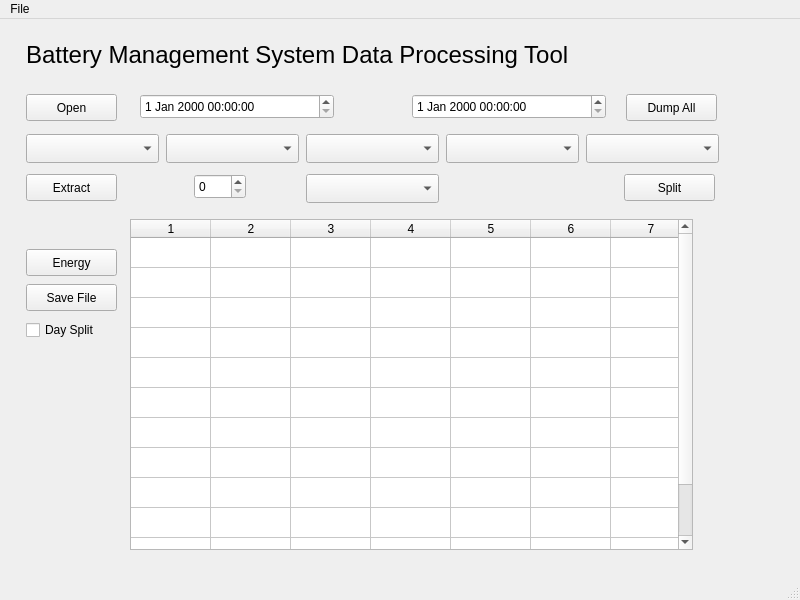
The window that data-processing/data-processing-main.ui (dmsherazi/Battery-Management-System) describes before a commit, drawn with Qt 5.
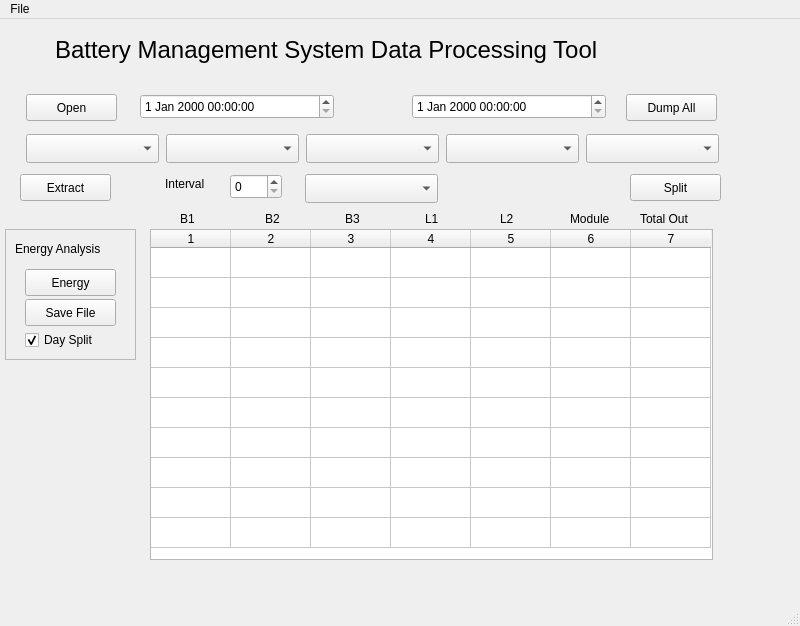
The same window after the commit.

Commit message: Improve energy balance with day split and file save

Patch:
```diff
--- a/data-processing/data-processing-main.ui
+++ b/data-processing/data-processing-main.ui
@@ -7,7 +7,7 @@
     <x>0</x>
     <y>0</y>
     <width>800</width>
-    <height>600</height>
+    <height>626</height>
    </rect>
   </property>
   <property name="windowTitle">
@@ -33,8 +33,8 @@
    <widget class="QLabel" name="label">
     <property name="geometry">
      <rect>
-      <x>26</x>
-      <y>15</y>
+      <x>55</x>
+      <y>10</y>
       <width>615</width>
       <height>41</height>
      </rect>
@@ -101,7 +101,7 @@
    <widget class="QPushButton" name="extractButton">
     <property name="geometry">
      <rect>
-      <x>26</x>
+      <x>20</x>
       <y>155</y>
       <width>91</width>
       <height>27</height>
@@ -117,7 +117,7 @@
    <widget class="QSpinBox" name="intervalSpinBox">
     <property name="geometry">
      <rect>
-      <x>194</x>
+      <x>230</x>
       <y>155</y>
       <width>52</width>
       <height>25</height>
@@ -130,7 +130,7 @@
    <widget class="QComboBox" name="intervalType">
     <property name="geometry">
      <rect>
-      <x>306</x>
+      <x>305</x>
       <y>155</y>
       <width>133</width>
       <height>29</height>
@@ -156,27 +156,11 @@
      <string>Dump All</string>
     </property>
    </widget>
-   <widget class="QPushButton" name="energyButton">
-    <property name="geometry">
-     <rect>
-      <x>26</x>
-      <y>230</y>
-      <width>91</width>
-      <height>27</height>
-     </rect>
-    </property>
-    <property name="toolTip">
-     <string>Energy balance (AH) for all batteries and sources over the given time interval</string>
-    </property>
-    <property name="text">
-     <string>Energy</string>
-    </property>
-   </widget>
    <widget class="QTableWidget" name="energyView">
     <property name="geometry">
      <rect>
-      <x>130</x>
-      <y>200</y>
+      <x>150</x>
+      <y>210</y>
       <width>563</width>
       <height>331</height>
      </rect>
@@ -191,7 +175,7 @@
      <bool>false</bool>
     </property>
     <property name="rowCount">
-     <number>12</number>
+     <number>10</number>
     </property>
     <property name="columnCount">
      <number>7</number>
@@ -212,8 +196,6 @@
     <row/>
     <row/>
     <row/>
-    <row/>
-    <row/>
     <column/>
     <column/>
     <column/>
@@ -241,40 +223,14 @@
       <height>29</height>
      </rect>
     </property>
-   </widget>
-   <widget class="QCheckBox" name="energySplitCheckBox">
-    <property name="geometry">
-     <rect>
-      <x>26</x>
-      <y>300</y>
-      <width>93</width>
-      <height>22</height>
-     </rect>
-    </property>
-    <property name="text">
-     <string>Day Split</string>
-    </property>
-   </widget>
-   <widget class="QPushButton" name="energySaveFile">
-    <property name="geometry">
-     <rect>
-      <x>26</x>
-      <y>265</y>
-      <width>91</width>
-      <height>27</height>
-     </rect>
-    </property>
     <property name="toolTip">
-     <string>Energy balance (AH) for all batteries and sources over the time interval</string>
-    </property>
-    <property name="text">
-     <string>Save File</string>
+     <string>&lt;html&gt;&lt;head/&gt;&lt;body&gt;&lt;p&gt;Field to extract.&lt;/p&gt;&lt;/body&gt;&lt;/html&gt;</string>
     </property>
    </widget>
    <widget class="QPushButton" name="splitButton">
     <property name="geometry">
      <rect>
-      <x>624</x>
+      <x>630</x>
       <y>155</y>
       <width>91</width>
       <height>27</height>
@@ -287,6 +243,190 @@
      <string>Split</string>
     </property>
    </widget>
+   <widget class="QFrame" name="frame">
+    <property name="geometry">
+     <rect>
+      <x>5</x>
+      <y>210</y>
+      <width>131</width>
+      <height>131</height>
+     </rect>
+    </property>
+    <property name="frameShape">
+     <enum>QFrame::StyledPanel</enum>
+    </property>
+    <property name="frameShadow">
+     <enum>QFrame::Raised</enum>
+    </property>
+    <widget class="QPushButton" name="energyButton">
+     <property name="geometry">
+      <rect>
+       <x>20</x>
+       <y>40</y>
+       <width>91</width>
+       <height>27</height>
+      </rect>
+     </property>
+     <property name="toolTip">
+      <string>Energy balance (AH) for all batteries and sources over the given time interval</string>
+     </property>
+     <property name="text">
+      <string>Energy</string>
+     </property>
+    </widget>
+    <widget class="QPushButton" name="energySaveButton">
+     <property name="geometry">
+      <rect>
+       <x>20</x>
+       <y>70</y>
+       <width>91</width>
+       <height>27</height>
+      </rect>
+     </property>
+     <property name="toolTip">
+      <string>Save energy balance as a csv file</string>
+     </property>
+     <property name="text">
+      <string>Save File</string>
+     </property>
+    </widget>
+    <widget class="QCheckBox" name="energySplitCheckBox">
+     <property name="geometry">
+      <rect>
+       <x>20</x>
+       <y>100</y>
+       <width>93</width>
+       <height>22</height>
+      </rect>
+     </property>
+     <property name="toolTip">
+      <string>Split the energy balance daily over the time period and record as a table.</string>
+     </property>
+     <property name="text">
+      <string>Day Split</string>
+     </property>
+     <property name="checked">
+      <bool>true</bool>
+     </property>
+    </widget>
+    <widget class="QLabel" name="label_2">
+     <property name="geometry">
+      <rect>
+       <x>10</x>
+       <y>10</y>
+       <width>111</width>
+       <height>20</height>
+      </rect>
+     </property>
+     <property name="text">
+      <string>Energy Analysis</string>
+     </property>
+    </widget>
+   </widget>
+   <widget class="QLabel" name="label_3">
+    <property name="geometry">
+     <rect>
+      <x>180</x>
+      <y>190</y>
+      <width>26</width>
+      <height>20</height>
+     </rect>
+    </property>
+    <property name="text">
+     <string>B1</string>
+    </property>
+   </widget>
+   <widget class="QLabel" name="label_4">
+    <property name="geometry">
+     <rect>
+      <x>265</x>
+      <y>190</y>
+      <width>26</width>
+      <height>20</height>
+     </rect>
+    </property>
+    <property name="text">
+     <string>B2</string>
+    </property>
+   </widget>
+   <widget class="QLabel" name="label_5">
+    <property name="geometry">
+     <rect>
+      <x>345</x>
+      <y>190</y>
+      <width>26</width>
+      <height>20</height>
+     </rect>
+    </property>
+    <property name="text">
+     <string>B3</string>
+    </property>
+   </widget>
+   <widget class="QLabel" name="label_6">
+    <property name="geometry">
+     <rect>
+      <x>640</x>
+      <y>190</y>
+      <width>71</width>
+      <height>20</height>
+     </rect>
+    </property>
+    <property name="text">
+     <string>Total Out</string>
+    </property>
+   </widget>
+   <widget class="QLabel" name="label_7">
+    <property name="geometry">
+     <rect>
+      <x>570</x>
+      <y>190</y>
+      <width>56</width>
+      <height>20</height>
+     </rect>
+    </property>
+    <property name="text">
+     <string>Module</string>
+    </property>
+   </widget>
+   <widget class="QLabel" name="label_8">
+    <property name="geometry">
+     <rect>
+      <x>425</x>
+      <y>190</y>
+      <width>26</width>
+      <height>20</height>
+     </rect>
+    </property>
+    <property name="text">
+     <string>L1</string>
+    </property>
+   </widget>
+   <widget class="QLabel" name="label_9">
+    <property name="geometry">
+     <rect>
+      <x>500</x>
+      <y>190</y>
+      <width>26</width>
+      <height>20</height>
+     </rect>
+    </property>
+    <property name="text">
+     <string>L2</string>
+    </property>
+   </widget>
+   <widget class="QLabel" name="label_10">
+    <property name="geometry">
+     <rect>
+      <x>165</x>
+      <y>155</y>
+      <width>51</width>
+      <height>20</height>
+     </rect>
+    </property>
+    <property name="text">
+     <string>Interval</string>
+    </property>
+   </widget>
   </widget>
   <widget class="QMenuBar" name="menubar">
    <property name="geometry">
```
Left out of the diff: 18 changed lines with no effect on the pictures. The commit also changes 2 other files.
